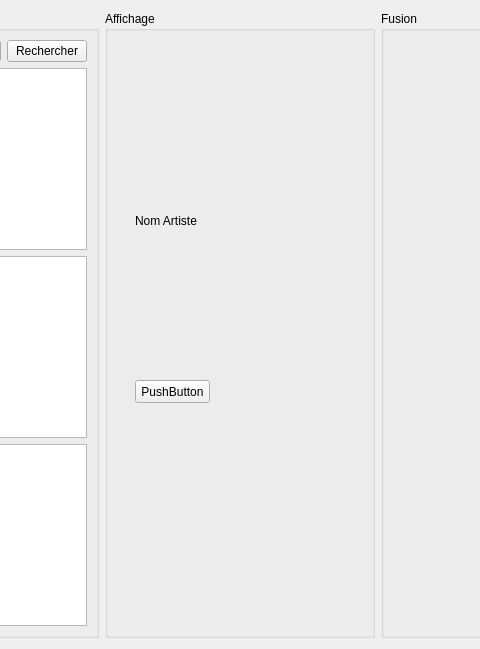
Qt form projet-musique/core/ongletrech.ui (toopoormaghell/projet-musique) before a commit; both pictures show x 432 to 912 and y 0 to 649 of the 1094 by 649 pixel window.
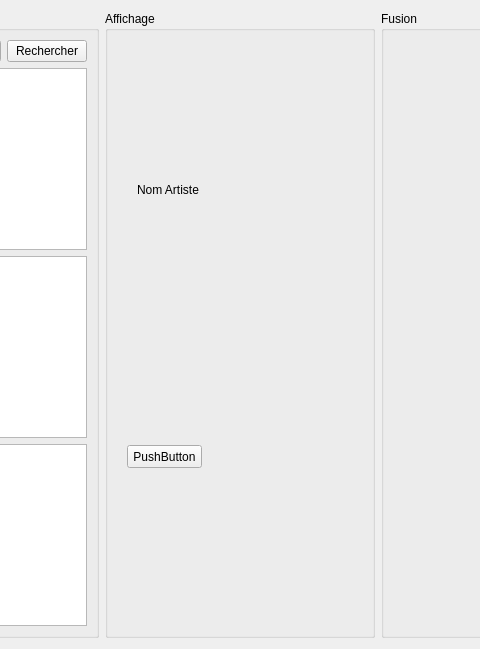
The same form after that commit.

Diff of the .ui file:
```diff
--- a/projet-musique/core/ongletrech.ui
+++ b/projet-musique/core/ongletrech.ui
@@ -135,18 +135,12 @@
      <property name="title">
       <string>Affichage</string>
      </property>
+     <layout class="QVBoxLayout" name="verticalLayout_3">
+      <item>
      <widget class="QWidget" name="Artiste" native="true">
       <property name="enabled">
        <bool>true</bool>
       </property>
-      <property name="geometry">
-       <rect>
-        <x>10</x>
-        <y>60</y>
-        <width>251</width>
-        <height>281</height>
-       </rect>
-      </property>
       <widget class="QLabel" name="Nom_Artiste">
        <property name="geometry">
         <rect>
@@ -161,15 +155,12 @@
        </property>
       </widget>
      </widget>
+      </item>
+      <item>
+       <widget class="QWidget" name="Album" native="true"/>
+      </item>
+      <item>
      <widget class="QWidget" name="Titre" native="true">
-      <property name="geometry">
-       <rect>
-        <x>20</x>
-        <y>359</y>
-        <width>221</width>
-        <height>161</height>
-       </rect>
-      </property>
       <widget class="QPushButton" name="BoutTit">
        <property name="geometry">
         <rect>
@@ -184,6 +175,8 @@
        </property>
       </widget>
      </widget>
+      </item>
+     </layout>
     </widget>
    </item>
    <item>
```
Left out of the diff: 1 changed line with no effect on the pictures. Lines whose indentation alone changed are shown as unchanged.
